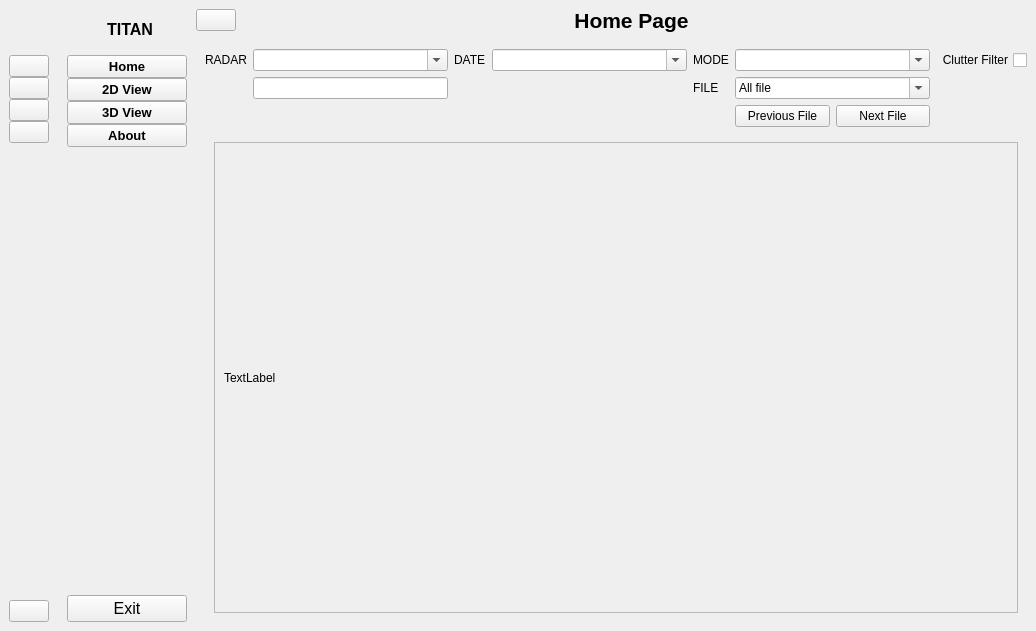
The window that src/Frontend.ui (dangnguyenphuc/storm-visualizer) describes before a commit, drawn with Qt 5.
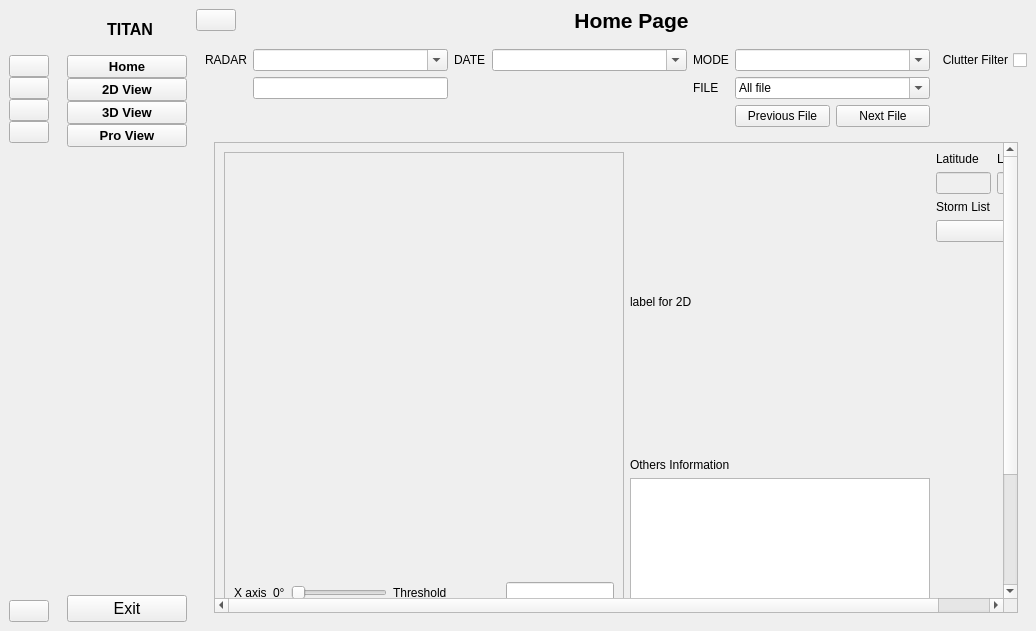
The same window after the commit. Icons and pictures are not drawn.

Commit message: devH - change about -> pro view

What changed in the file:
```diff
--- a/src/Frontend.ui
+++ b/src/Frontend.ui
@@ -265,7 +265,7 @@
             </font>
            </property>
            <property name="text">
-            <string>About</string>
+            <string>Pro View</string>
            </property>
            <property name="icon">
             <iconset>
@@ -977,7 +977,7 @@
              <item>
               <widget class="QStackedWidget" name="stackedWidget_2">
                <property name="currentIndex">
-                <number>1</number>
+                <number>2</number>
                </property>
                <widget class="QWidget" name="page_5">
                 <layout class="QGridLayout" name="gridLayout_7">
@@ -1199,6 +1199,306 @@
                  </item>
                 </layout>
                </widget>
+               <widget class="QWidget" name="page_3">
+                <layout class="QGridLayout" name="gridLayout_8">
+                 <item row="0" column="0">
+                  <widget class="QScrollArea" name="scrollArea_3">
+                   <property name="widgetResizable">
+                    <bool>true</bool>
+                   </property>
+                   <widget class="QWidget" name="scrollAreaWidgetContents_3">
+                    <property name="geometry">
+                     <rect>
+                      <x>-59</x>
+                      <y>-175</y>
+                      <width>838</width>
+                      <height>614</height>
+                     </rect>
+                    </property>
+                    <layout class="QGridLayout" name="gridLayout_10">
+                     <item row="0" column="2">
+                      <layout class="QGridLayout" name="gridLayout_15">
+                       <item row="0" column="0">
+                        <widget class="QLabel" name="label_6">
+                         <property name="sizePolicy">
+                          <sizepolicy hsizetype="Preferred" vsizetype="Fixed">
+                           <horstretch>0</horstretch>
+                           <verstretch>0</verstretch>
+                          </sizepolicy>
+                         </property>
+                         <property name="text">
+                          <string>Latitude</string>
+                         </property>
+                        </widget>
+                       </item>
+                       <item row="0" column="1">
+                        <widget class="QLabel" name="label_8">
+                         <property name="sizePolicy">
+                          <sizepolicy hsizetype="Preferred" vsizetype="Fixed">
+                           <horstretch>0</horstretch>
+                           <verstretch>0</verstretch>
+                          </sizepolicy>
+                         </property>
+                         <property name="text">
+                          <string>Longitude</string>
+                         </property>
+                        </widget>
+                       </item>
+                       <item row="1" column="1">
+                        <widget class="QLineEdit" name="long_pro">
+                         <property name="enabled">
+                          <bool>false</bool>
+                         </property>
+                         <property name="sizePolicy">
+                          <sizepolicy hsizetype="Preferred" vsizetype="Fixed">
+                           <horstretch>0</horstretch>
+                           <verstretch>0</verstretch>
+                          </sizepolicy>
+                         </property>
+                         <property name="minimumSize">
+                          <size>
+                           <width>50</width>
+                           <height>0</height>
+                          </size>
+                         </property>
+                        </widget>
+                       </item>
+                       <item row="1" column="0">
+                        <widget class="QLineEdit" name="lat_pro">
+                         <property name="enabled">
+                          <bool>false</bool>
+                         </property>
+                         <property name="sizePolicy">
+                          <sizepolicy hsizetype="Preferred" vsizetype="Fixed">
+                           <horstretch>0</horstretch>
+                           <verstretch>0</verstretch>
+                          </sizepolicy>
+                         </property>
+                         <property name="minimumSize">
+                          <size>
+                           <width>50</width>
+                           <height>0</height>
+                          </size>
+                         </property>
+                        </widget>
+                       </item>
+                       <item row="2" column="0">
+                        <widget class="QLabel" name="label_9">
+                         <property name="sizePolicy">
+                          <sizepolicy hsizetype="Preferred" vsizetype="Fixed">
+                           <horstretch>0</horstretch>
+                           <verstretch>0</verstretch>
+                          </sizepolicy>
+                         </property>
+                         <property name="text">
+                          <string>Storm List</string>
+                         </property>
+                        </widget>
+                       </item>
+                       <item row="3" column="0" colspan="2">
+                        <widget class="QComboBox" name="stromList"/>
+                       </item>
+                      </layout>
+                     </item>
+                     <item row="5" column="1">
+                      <widget class="QListWidget" name="otherIn4_pro">
+                       <property name="sizePolicy">
+                        <sizepolicy hsizetype="Preferred" vsizetype="Preferred">
+                         <horstretch>0</horstretch>
+                         <verstretch>0</verstretch>
+                        </sizepolicy>
+                       </property>
+                      </widget>
+                     </item>
+                     <item row="4" column="1">
+                      <widget class="QLabel" name="label_10">
+                       <property name="sizePolicy">
+                        <sizepolicy hsizetype="Preferred" vsizetype="Fixed">
+                         <horstretch>0</horstretch>
+                         <verstretch>0</verstretch>
+                        </sizepolicy>
+                       </property>
+                       <property name="text">
+                        <string>Others Information</string>
+                       </property>
+                      </widget>
+                     </item>
+                     <item row="0" column="0" rowspan="6">
+                      <widget class="QScrollArea" name="scrollArea_4">
+                       <property name="minimumSize">
+                        <size>
+                         <width>400</width>
+                         <height>500</height>
+                        </size>
+                       </property>
+                       <property name="widgetResizable">
+                        <bool>true</bool>
+                       </property>
+                       <widget class="QWidget" name="scrollAreaWidgetContents_4">
+                        <property name="geometry">
+                         <rect>
+                          <x>0</x>
+                          <y>0</y>
+                          <width>398</width>
+                          <height>515</height>
+                         </rect>
+                        </property>
+                        <layout class="QGridLayout" name="gridLayout_13">
+                         <item row="1" column="0">
+                          <widget class="QLabel" name="label_22">
+                           <property name="text">
+                            <string>X axis</string>
+                           </property>
+                          </widget>
+                         </item>
+                         <item row="2" column="3">
+                          <widget class="QLabel" name="label_24">
+                           <property name="text">
+                            <string>Switch Frame Timer</string>
+                           </property>
+                          </widget>
+                         </item>
+                         <item row="3" column="0">
+                          <widget class="QLabel" name="label_15">
+                           <property name="text">
+                            <string>Z axis</string>
+                           </property>
+                          </widget>
+                         </item>
+                         <item row="3" column="2">
+                          <widget class="QSlider" name="slider_pro_z">
+                           <property name="orientation">
+                            <enum>Qt::Horizontal</enum>
+                           </property>
+                          </widget>
+                         </item>
+                         <item row="2" column="1">
+                          <widget class="QLabel" name="label_20">
+                           <property name="text">
+                            <string>0°</string>
+                           </property>
+                          </widget>
+                         </item>
+                         <item row="1" column="2">
+                          <widget class="QSlider" name="slider_pro_x">
+                           <property name="orientation">
+                            <enum>Qt::Horizontal</enum>
+                           </property>
+                          </widget>
+                         </item>
+                         <item row="3" column="3">
+                          <widget class="QPushButton" name="pushButton">
+                           <property name="text">
+                            <string>Reset View</string>
+                           </property>
+                          </widget>
+                         </item>
+                         <item row="1" column="1">
+                          <widget class="QLabel" name="label_23">
+                           <property name="text">
+                            <string>0°</string>
+                           </property>
+                          </widget>
+                         </item>
+                         <item row="0" column="2">
+                          <spacer name="verticalSpacer_6">
+                           <property name="orientation">
+                            <enum>Qt::Vertical</enum>
+                           </property>
+                           <property name="sizeHint" stdset="0">
+                            <size>
+                             <width>20</width>
+                             <height>40</height>
+                            </size>
+                           </property>
+                          </spacer>
+                         </item>
+                         <item row="1" column="3">
+                          <widget class="QLabel" name="label">
+                           <property name="text">
+                            <string>Threshold</string>
+                           </property>
+                          </widget>
+                         </item>
+                         <item row="2" column="2">
+                          <widget class="QSlider" name="slider_pro_y">
+                           <property name="orientation">
+                            <enum>Qt::Horizontal</enum>
+                           </property>
+                          </widget>
+                         </item>
+                         <item row="3" column="1">
+                          <widget class="QLabel" name="label_18">
+                           <property name="text">
+                            <string>0°</string>
+                           </property>
+                          </widget>
+                         </item>
+                         <item row="2" column="0">
+                          <widget class="QLabel" name="label_19">
+                           <property name="text">
+                            <string>Y axis</string>
+                           </property>
+                          </widget>
+                         </item>
+                         <item row="1" column="4">
+                          <widget class="QLineEdit" name="lineEdit">
+                           <property name="sizePolicy">
+                            <sizepolicy hsizetype="Fixed" vsizetype="Fixed">
+                             <horstretch>0</horstretch>
+                             <verstretch>0</verstretch>
+                            </sizepolicy>
+                           </property>
+                          </widget>
+                         </item>
+                         <item row="2" column="4">
+                          <widget class="QLineEdit" name="lineEdit_2">
+                           <property name="sizePolicy">
+                            <sizepolicy hsizetype="Fixed" vsizetype="Fixed">
+                             <horstretch>0</horstretch>
+                             <verstretch>0</verstretch>
+                            </sizepolicy>
+                           </property>
+                          </widget>
+                         </item>
+                        </layout>
+                       </widget>
+                      </widget>
+                     </item>
+                     <item row="0" column="1" rowspan="4">
+                      <widget class="QLabel" name="label2d_pro">
+                       <property name="sizePolicy">
+                        <sizepolicy hsizetype="Preferred" vsizetype="Preferred">
+                         <horstretch>0</horstretch>
+                         <verstretch>0</verstretch>
+                        </sizepolicy>
+                       </property>
+                       <property name="minimumSize">
+                        <size>
+                         <width>300</width>
+                         <height>300</height>
+                        </size>
+                       </property>
+                       <property name="maximumSize">
+                        <size>
+                         <width>600</width>
+                         <height>600</height>
+                        </size>
+                       </property>
+                       <property name="text">
+                        <string>label for 2D</string>
+                       </property>
+                      </widget>
+                     </item>
+                     <item row="6" column="0" colspan="3">
+                      <widget class="QListWidget" name="extraInfo_pro"/>
+                     </item>
+                    </layout>
+                   </widget>
+                  </widget>
+                 </item>
+                </layout>
+               </widget>
               </widget>
              </item>
              <item>
```
Left out of the diff: 4 changed lines with no effect on the pictures. The commit also changes 6 other files.
